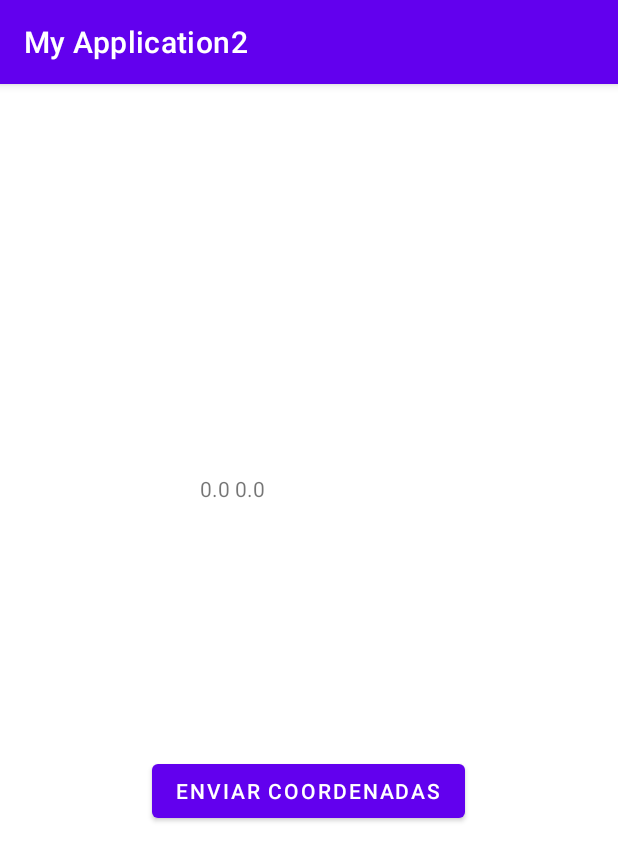
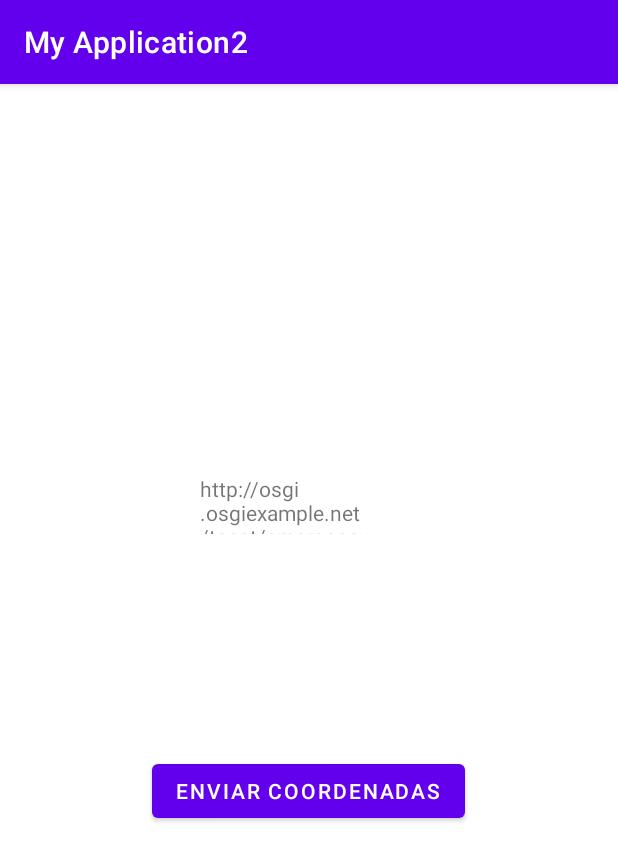
Before and after one commit to danielseaman/MyApplication2, an Android app: the screen it shows after launch (MainActivity), after a tap on "ENVIAR COORDENADAS", on a phone screen of 412 x 824 dp. Shown: the top 861 px of the screen. Run offline under Robolectric (Android 15) with nearby library versions, the phone set to English and light mode, and no system bars; our stand-ins replace Volley.

Commit message:
String build for URI

```diff
--- a/app/src/main/java/com/example/myapplication2/MainActivity.java
+++ b/app/src/main/java/com/example/myapplication2/MainActivity.java
@@ -17,6 +17,8 @@ import com.android.volley.toolbox.Volley;
 import org.json.JSONException;
 import org.json.JSONObject;
 
+import java.util.Random;
+
 public class MainActivity extends AppCompatActivity {
     TextView textView;
     @Override
@@ -31,36 +33,42 @@ public class MainActivity extends AppCompatActivity {
             public void onClick(View v) {
                 //volleyPost();
 
-                String postUrl = "https://reqres.in/api/users";
+//                String uri = "http://osgi.osgiexample.net"
 
+                String ID = "ABC123";
+                int speed = new Random().nextInt(171)+10;
                 String stringLatitude = String.valueOf(gpsTracker.latitude);
+                String stringLongitude = String.valueOf(gpsTracker.longitude);
+                int heading = new Random().nextInt(51)+40;
+
+                String postUrl = String.format("http://osgi.osgiexample.net/toast/emergency?id=%1$s&speed=%2$s&longitude=%3$s&latitude=%4$s&heading=%5$s",
+                        ID,speed,stringLatitude,stringLongitude,heading);
 
 
+//                textView.setText(stringLatitude+" "+stringLongitude);
+                textView.setText(postUrl);
 
-                String stringLongitude = String.valueOf(gpsTracker.longitude);
-
-                textView.setText(stringLatitude+" "+stringLongitude);
-                JSONObject postData = new JSONObject();
-                try {
-                    postData.put("lat", stringLatitude);
-                    postData.put("long", stringLongitude);
-
-                } catch (JSONException e) {
-                    e.printStackTrace();
-                }
-                JsonObjectRequest jsonObjectRequest = new JsonObjectRequest(Request.Method.POST, postUrl, postData, new Response.Listener<JSONObject>() {
-                    @Override
-                    public void onResponse(JSONObject response) {
-                        System.out.println(response);
-                    }
-                }, new Response.ErrorListener() {
-                    @Override
-                    public void onErrorResponse(VolleyError error) {
-                        error.printStackTrace();
-                    }
-                });
-
-                requestQueue.add(jsonObjectRequest);
+//                JSONObject postData = new JSONObject();
+//                try {
+//                    postData.put("lat", stringLatitude);
+//                    postData.put("long", stringLongitude);
+//
+//                } catch (JSONException e) {
+//                    e.printStackTrace();
+//                }
+//                JsonObjectRequest jsonObjectRequest = new JsonObjectRequest(Request.Method.POST, postUrl, postData, new Response.Listener<JSONObject>() {
+//                    @Override
+//                    public void onResponse(JSONObject response) {
+//                        System.out.println(response);
+//                    }
+//                }, new Response.ErrorListener() {
+//                    @Override
+//                    public void onErrorResponse(VolleyError error) {
+//                        error.printStackTrace();
+//                    }
+//                });
+//
+//                requestQueue.add(jsonObjectRequest);
             }
         });
 
```
